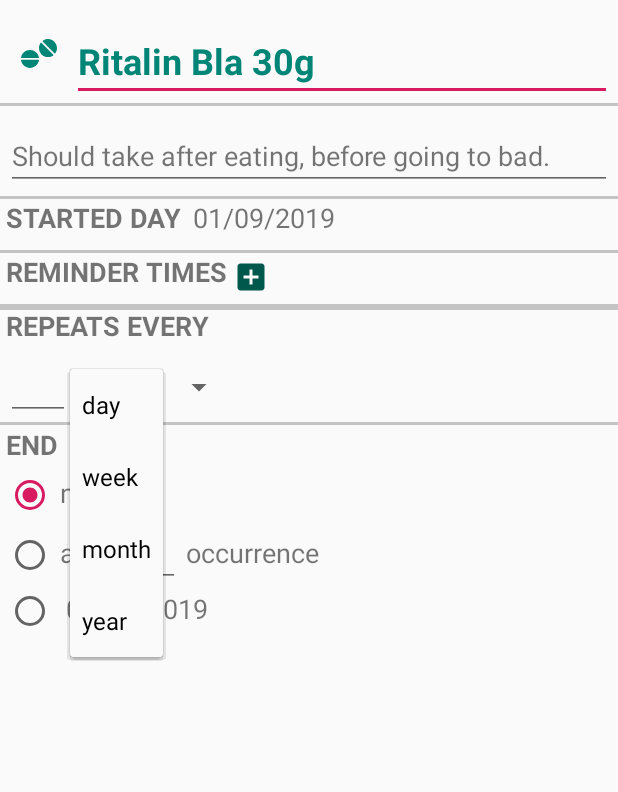
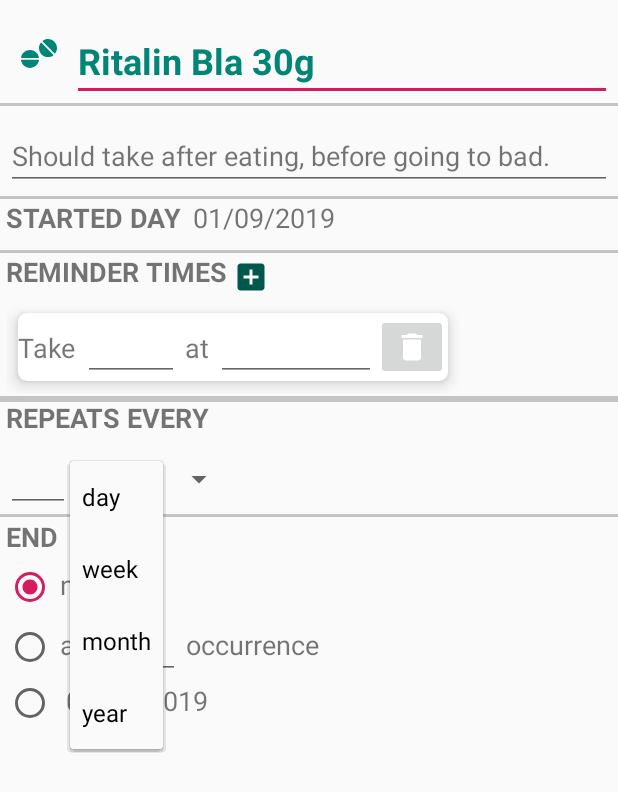
Before and after one commit to OmryRo/my_med, an Android app: the MedicineEditorActivity screen opened directly, with no data from a screen before it, after a tap on "day", on a phone screen of 412 x 824 dp. Shown: the top 792 px of the screen. Run offline under Robolectric (Android 15) with nearby library versions, the phone set to English and light mode, and no system bars; 2 other taps on this screen came first.

Commit message:
add remove button

```diff
--- a/app/src/main/java/il/ac/huji/cs/postpc/mymeds/activities/medicine/MedicineEditorActivity.java
+++ b/app/src/main/java/il/ac/huji/cs/postpc/mymeds/activities/medicine/MedicineEditorActivity.java
@@ -1,6 +1,7 @@
 package il.ac.huji.cs.postpc.mymeds.activities.medicine;
 
 import android.app.DatePickerDialog;
+import android.content.Context;
 import android.os.Bundle;
 import android.view.View;
 import android.widget.AdapterView;
@@ -20,10 +21,12 @@
 import androidx.recyclerview.widget.RecyclerView;
 
 import java.text.MessageFormat;
+import java.util.ArrayList;
 import java.util.Calendar;
 
 import il.ac.huji.cs.postpc.mymeds.R;
 import il.ac.huji.cs.postpc.mymeds.utils.TimeAdapter;
+import il.ac.huji.cs.postpc.mymeds.utils.TimeItem;
 
 public class MedicineEditorActivity extends AppCompatActivity implements OnItemSelectedListener {
 
@@ -51,9 +54,9 @@
     private Spinner spinner;
 
     private RecyclerView recyclerView;
-    private RecyclerView.Adapter adapter;
+    private TimeAdapter adapter;
     private RecyclerView.LayoutManager layoutManager;
-
+    ArrayList<TimeItem> contant;
 
     @Override
     protected void onCreate(Bundle savedInstanceState) {
@@ -62,7 +65,7 @@
 
         radioGroup = findViewById(R.id.radio_group);
         repeatView = findViewById(R.id.linearLayout4);
-
+        contant = new ArrayList<>();
         days = new Button[]{
                 findViewById(R.id.bt_sunday),
                 findViewById(R.id.bt_monday),
@@ -85,12 +88,23 @@
 
         initSpinner();
 
-        recyclerView =findViewById(R.id.rv_list_of_times);
+        recyclerView = findViewById(R.id.rv_list_of_times);
         recyclerView.setHasFixedSize(true);
         layoutManager= new LinearLayoutManager(this);
         recyclerView.setLayoutManager(layoutManager);
-        adapter = new TimeAdapter();
+        adapter = new TimeAdapter(this);
         recyclerView.setAdapter(adapter);
+        addTime = findViewById(R.id.ib_add_time_button);
+
+        addTime.setOnClickListener(new View.OnClickListener() {
+            @Override
+            public void onClick(View v) {
+                TimeItem item = new TimeItem();
+                contant.add(item);
+                adapter.setContext(contant);
+                adapter.notifyDataSetChanged();
+            }
+        });
 
 
     }
--- a/app/src/main/java/il/ac/huji/cs/postpc/mymeds/utils/TimeItem.java
+++ b/app/src/main/java/il/ac/huji/cs/postpc/mymeds/utils/TimeItem.java
@@ -1,8 +1,11 @@
 package il.ac.huji.cs.postpc.mymeds.utils;
+
+import android.widget.EditText;
 
 public class TimeItem {
     private String amount;
     private String houre;
+
     public TimeItem() {
 
     }
--- a/app/src/main/res/layout/time_item.xml
+++ b/app/src/main/res/layout/time_item.xml
@@ -1,8 +1,8 @@
 <?xml version="1.0" encoding="utf-8"?>
-<com.google.android.material.card.MaterialCardView
-    xmlns:android="http://schemas.android.com/apk/res/android"
+<com.google.android.material.card.MaterialCardView xmlns:android="http://schemas.android.com/apk/res/android"
     xmlns:app="http://schemas.android.com/apk/res-auto"
-    android:layout_width="wrap_content"
+    xmlns:tools="http://schemas.android.com/tools"
+    android:layout_width="match_parent"
     android:layout_height="wrap_content"
     android:layout_margin="8dp"
     app:cardCornerRadius="6dp"
@@ -10,46 +10,73 @@
 
     <androidx.constraintlayout.widget.ConstraintLayout
         android:id="@+id/cv_card_view"
-        android:layout_width="wrap_content"
+        android:layout_width="match_parent"
         android:layout_height="wrap_content">
 
         <EditText
             android:id="@+id/et_amount_to_take"
-            android:layout_width="20dp"
-            android:layout_height="19dp"
+            android:layout_width="wrap_content"
+            android:layout_height="wrap_content"
+            android:ems="3"
             android:inputType="numberDecimal"
             android:singleLine="true"
-            android:ems="10"
+            android:text="1"
+            android:textAlignment="center"
+            android:textSize="@dimen/low_text_size"
+            app:layout_constraintBottom_toBottomOf="parent"
+            app:layout_constraintEnd_toStartOf="@+id/tv_prefix_massage_time"
             app:layout_constraintStart_toEndOf="@+id/tv_prefix_massage_take"
             app:layout_constraintTop_toTopOf="parent" />
 
         <EditText
             android:id="@+id/et_hour_to_take_dose"
-            android:layout_width="34dp"
-            android:layout_height="19dp"
+            android:layout_width="wrap_content"
+            android:layout_height="wrap_content"
+            android:ems="5"
             android:inputType="time"
             android:singleLine="true"
             android:text="8:00"
-            android:ems="10"
-            app:layout_constraintEnd_toEndOf="parent"
+            android:textAlignment="center"
+            android:textSize="@dimen/low_text_size"
+            app:layout_constraintBottom_toBottomOf="parent"
+            app:layout_constraintStart_toEndOf="@+id/tv_prefix_massage_time"
+            app:layout_constraintTop_toTopOf="parent" />
+
+
+        <TextView
+            android:id="@+id/tv_prefix_massage_take"
+            android:layout_width="wrap_content"
+            android:layout_height="wrap_content"
+            android:text="Take "
+            android:textSize="@dimen/low_text_size"
+            app:layout_constraintBottom_toBottomOf="parent"
+            app:layout_constraintEnd_toStartOf="@+id/et_amount_to_take"
+            app:layout_constraintStart_toStartOf="parent"
             app:layout_constraintTop_toTopOf="parent" />
 
         <TextView
             android:id="@+id/tv_prefix_massage_time"
             android:layout_width="wrap_content"
             android:layout_height="wrap_content"
+            android:layout_marginStart="4dp"
+            android:layout_marginEnd="4dp"
             android:text="at "
+            android:textSize="@dimen/low_text_size"
+            app:layout_constraintBottom_toBottomOf="parent"
             app:layout_constraintEnd_toStartOf="@+id/et_hour_to_take_dose"
             app:layout_constraintStart_toEndOf="@+id/et_amount_to_take"
             app:layout_constraintTop_toTopOf="parent" />
 
-        <TextView
-            android:id="@+id/tv_prefix_massage_take"
+        <ImageButton
+            android:id="@+id/bt_delete_time"
             android:layout_width="wrap_content"
             android:layout_height="wrap_content"
-            android:text="Take "
-            app:layout_constraintStart_toStartOf="parent"
+            android:src="@drawable/ic_delete"
+            app:layout_constraintBottom_toBottomOf="parent"
+            app:layout_constraintEnd_toEndOf="parent"
+            app:layout_constraintStart_toEndOf="@+id/et_hour_to_take_dose"
             app:layout_constraintTop_toTopOf="parent" />
     </androidx.constraintlayout.widget.ConstraintLayout>
 
+
 </com.google.android.material.card.MaterialCardView>
```
Also changed, not shown: app/src/main/java/il/ac/huji/cs/postpc/mymeds/utils/TimeAdapter.java (+32 -34 lines).
